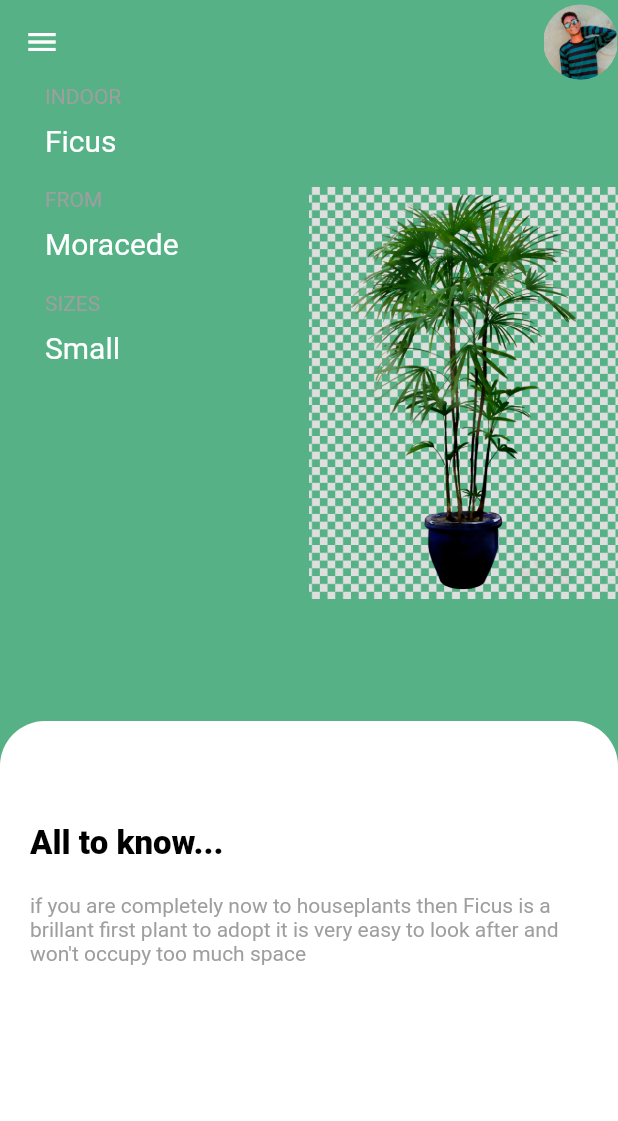
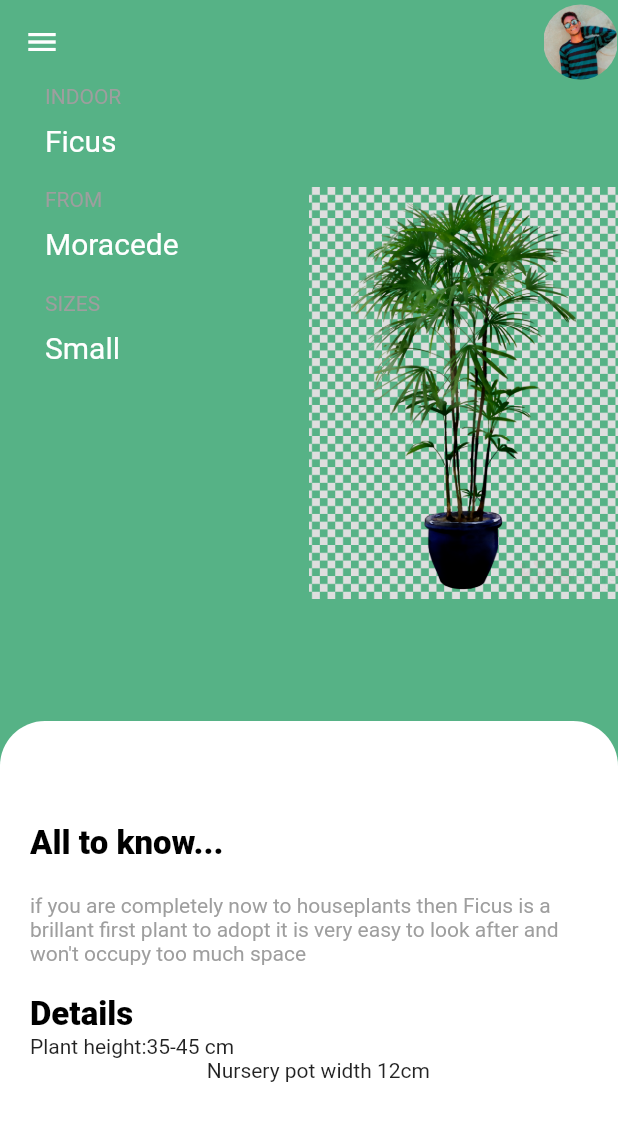
Before and after one commit to 3li-3bdullah/Ficus, a Flutter app: the screen it shows after launch, on a phone screen of 412 x 824 dp. Shown: the top 1121 px of the screen. Run offline on Flutter 3.47's test engine with Material 2 defaults, Android fonts, the phone set to English and light mode, and no system bars.

Commit message:
Added text

```diff
--- a/plant_app/lib/screen/home.dart
+++ b/plant_app/lib/screen/home.dart
@@ -86,8 +86,19 @@ class _HomeState extends State<Home> {
                                 text:
                                     "if you are completely now to houseplants then Ficus is a brillant first plant to adopt it is very easy to look after and won't occupy too much space",
                                 style:
-                                    TextStyle(color: Colors.grey, fontSize: 14))
-                          ]))
+                                    TextStyle(color: Colors.grey, fontSize: 14)),
+
+                          ])),
+                          const SizedBox(height: 20),
+                          const Text("Details",
+                              style: TextStyle(
+                                  color: Colors.black,
+                                  fontSize: 22,
+                                  fontWeight: FontWeight.w800)),
+                                 const Text('''Plant height:35-45 cm
+                                  Nursery pot width 12cm''' )
+
+
                         ]),
                   )),
             ),
```
